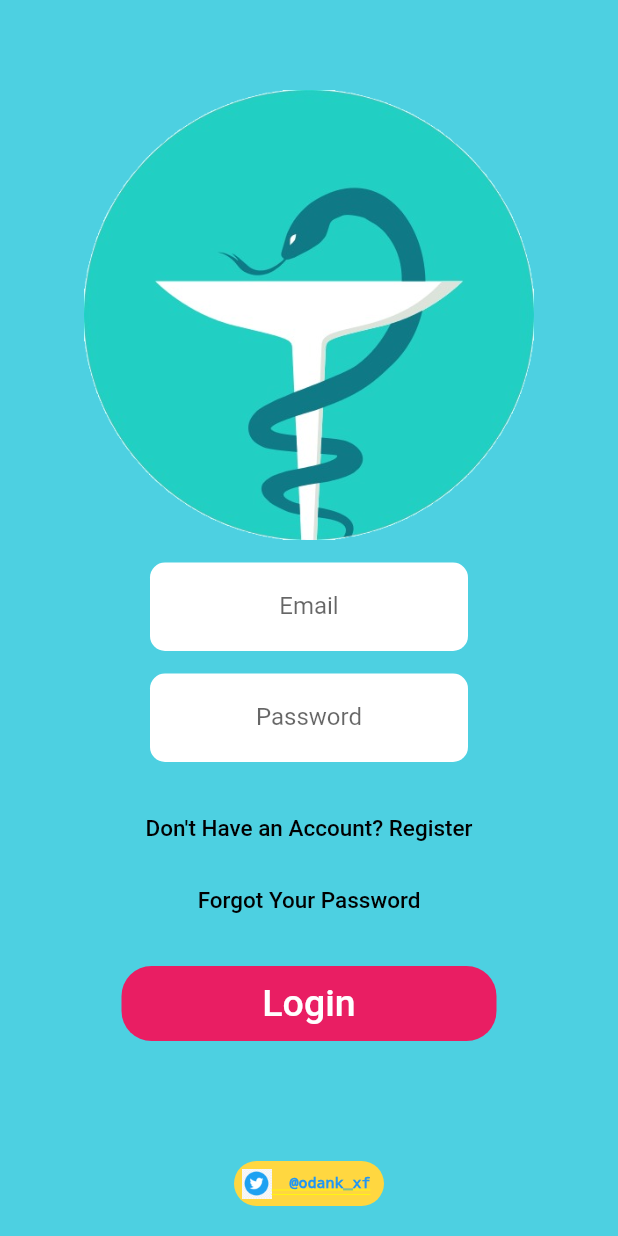
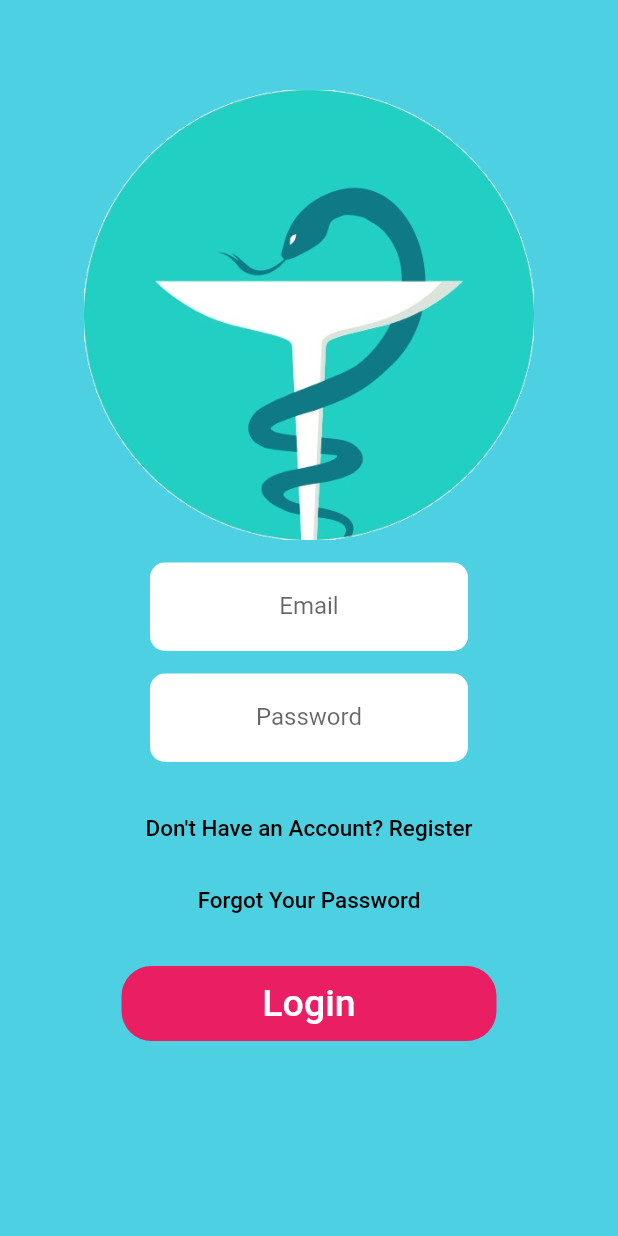
Before and after one commit to Hennoshin/gopharma, a Flutter app: the screen it shows after launch, on a phone screen of 412 x 824 dp. Run offline on Flutter 3.47's test engine with Material 2 defaults, Android fonts, the phone set to English and light mode, and no system bars; our stand-ins replace cloud_firestore, equatable, firebase_auth, firebase_core, firebase_storage, get and 2 more; accounts and stored records are empty.

```diff
--- a/lib/main.dart
+++ b/lib/main.dart
@@ -66,34 +66,6 @@ class MyApp extends StatelessWidget {
       debugShowCheckedModeBanner: true,
       initialRoute: initialRoute,
       onGenerateRoute: createRoute,
-      builder: (context, child) {
-        return Stack(
-          children: [
-            child ?? Container(),
-            Container(
-              alignment: Alignment.bottomCenter,
-              child: Container(
-                height: 30,
-                width: 100,
-                padding: EdgeInsets.all(5),
-                margin: EdgeInsets.only(bottom: 20),
-                alignment: Alignment.center,
-                decoration: BoxDecoration(
-                  borderRadius: BorderRadius.circular(30),
-                  color: Colors.amberAccent,
-                ),
-                child: Row(
-                  children: [
-                    Image.asset('asset/images/twitter.png'),
-                    Text("  @odank_xf", style: TextStyle(fontSize: 10, color: Colors.blue),),
-                  ],
-                ),
-              ),
-            )
-
-          ],
-        );
-      },
     );
   }
 }
--- a/lib/screens/admin/controller/barang_controller.dart
+++ b/lib/screens/admin/controller/barang_controller.dart
@@ -198,7 +198,7 @@ class BarangController extends GetxController {
                  final storage = FirebaseStorage.instance.ref();
                  storage.child(modelBarang.image).delete();
               }
-              Get.snackbar("Berhasil", 'Berhasil Menambah Barang',
+              Get.snackbar("Berhasil", 'Barang berhasil diubah',
                   backgroundColor: Colors.blue);
             });
             loading.value = false;
```
Also changed, not shown: 1 other file.
